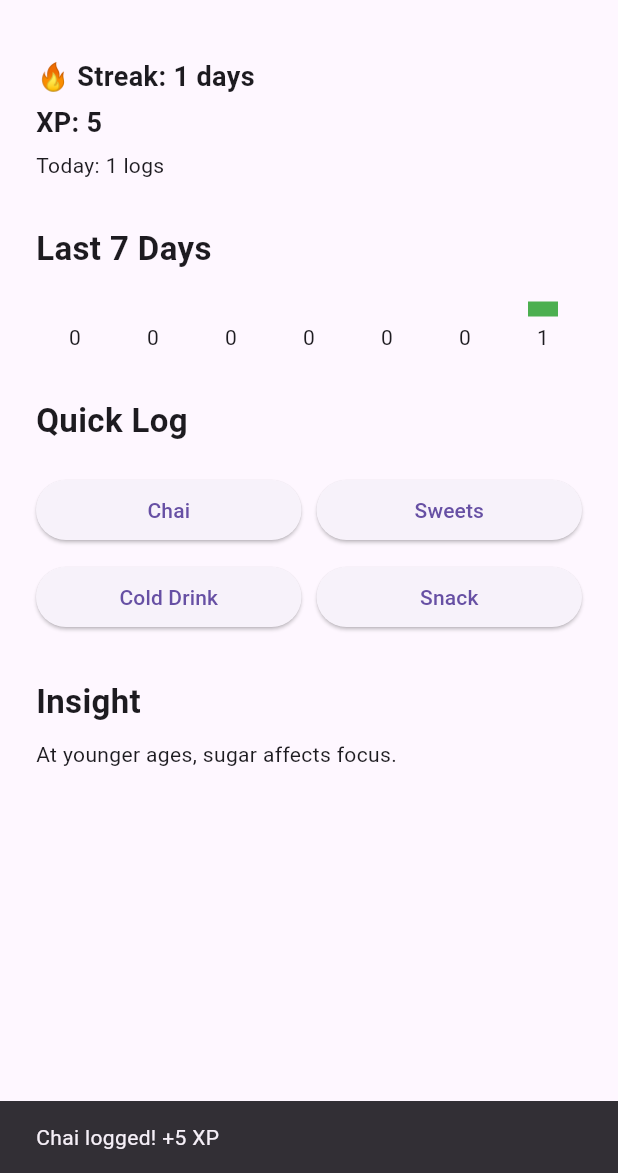
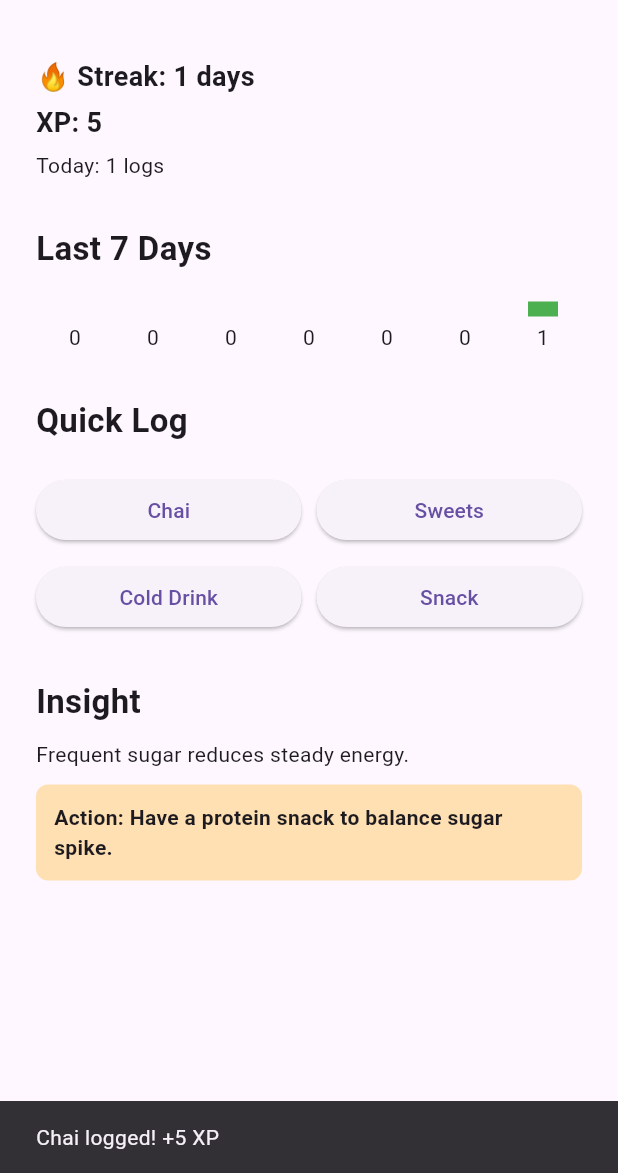
Before and after one commit to vinayak297/SpikeLess, a Flutter app: the DashboardScreen screen opened directly with empty values, after a tap on "Chai", on a phone screen of 412 x 824 dp, the part 63-1236 px from its top. Run offline on Flutter 3.47's test engine with Material 3 defaults, Android fonts, the phone set to English and light mode, and no system bars; our stand-ins replace shared_preferences; accounts and stored records are empty.

Commit message:
Added corrective action engine with variable rewards and weekly analytics

```diff
--- a/lib/main.dart
+++ b/lib/main.dart
@@ -42,8 +42,8 @@ class _AgeScreenState extends State<AgeScreen> {
             const Text("Step 1 of 4"),
             const SizedBox(height: 20),
             const Text("Select your age",
-                style:
-                    TextStyle(fontSize: 26, fontWeight: FontWeight.bold)),
+                style: TextStyle(
+                    fontSize: 26, fontWeight: FontWeight.bold)),
             const SizedBox(height: 40),
             Text(age.toInt().toString(),
                 style: const TextStyle(fontSize: 40)),
@@ -61,7 +61,7 @@ class _AgeScreenState extends State<AgeScreen> {
                 Navigator.push(
                   context,
                   MaterialPageRoute(
-                      builder: (context) =>
+                      builder: (_) =>
                           HeightScreen(age: age.toInt())),
                 );
               },
@@ -100,8 +100,8 @@ class _HeightScreenState extends State<HeightScreen> {
             const Text("Step 2 of 4"),
             const SizedBox(height: 20),
             const Text("Select your height (cm)",
-                style:
-                    TextStyle(fontSize: 26, fontWeight: FontWeight.bold)),
+                style: TextStyle(
+                    fontSize: 26, fontWeight: FontWeight.bold)),
             const SizedBox(height: 40),
             Text(height.toInt().toString(),
                 style: const TextStyle(fontSize: 40)),
@@ -119,7 +119,7 @@ class _HeightScreenState extends State<HeightScreen> {
                 Navigator.push(
                   context,
                   MaterialPageRoute(
-                      builder: (context) => WeightScreen(
+                      builder: (_) => WeightScreen(
                             age: widget.age,
                             height: height.toInt(),
                           )),
@@ -163,8 +163,8 @@ class _WeightScreenState extends State<WeightScreen> {
             const Text("Step 3 of 4"),
             const SizedBox(height: 20),
             const Text("Select your weight (kg)",
-                style:
-                    TextStyle(fontSize: 26, fontWeight: FontWeight.bold)),
+                style: TextStyle(
+                    fontSize: 26, fontWeight: FontWeight.bold)),
             const SizedBox(height: 40),
             Text(weight.toInt().toString(),
                 style: const TextStyle(fontSize: 40)),
@@ -180,88 +180,18 @@ class _WeightScreenState extends State<WeightScreen> {
             ElevatedButton(
               onPressed: () {
                 double bmi =
-                    weight / ((widget.height / 100) * (widget.height / 100));
+                    weight / ((widget.height / 100) *
+                        (widget.height / 100));
 
-                Navigator.push(
+                Navigator.pushReplacement(
                   context,
                   MaterialPageRoute(
-                      builder: (context) => GenderScreen(
+                      builder: (_) => DashboardScreen(
                             age: widget.age,
                             height: widget.height,
                             weight: weight.toInt(),
                             bmi: bmi,
-                          )),
-                );
-              },
-              child: const Text("Continue"),
-            )
-          ],
-        ),
-      ),
-    );
-  }
-}
-
-////////////////////////////////////////////////////////////
-/// GENDER SCREEN
-////////////////////////////////////////////////////////////
-
-class GenderScreen extends StatefulWidget {
-  final int age;
-  final int height;
-  final int weight;
-  final double bmi;
-
-  const GenderScreen(
-      {super.key,
-      required this.age,
-      required this.height,
-      required this.weight,
-      required this.bmi});
-
-  @override
-  State<GenderScreen> createState() => _GenderScreenState();
-}
-
-class _GenderScreenState extends State<GenderScreen> {
-  String gender = "Male";
-
-  @override
-  Widget build(BuildContext context) {
-    return Scaffold(
-      body: Padding(
-        padding: const EdgeInsets.all(24),
-        child: Column(
-          children: [
-            const SizedBox(height: 80),
-            const Text("Step 4 of 4"),
-            const SizedBox(height: 20),
-            const Text("Select your gender",
-                style:
-                    TextStyle(fontSize: 26, fontWeight: FontWeight.bold)),
-            const SizedBox(height: 40),
-            DropdownButton<String>(
-              value: gender,
-              items: const [
-                DropdownMenuItem(value: "Male", child: Text("Male")),
-                DropdownMenuItem(value: "Female", child: Text("Female")),
-              ],
-              onChanged: (value) {
-                setState(() => gender = value!);
-              },
-            ),
-            const Spacer(),
-            ElevatedButton(
-              onPressed: () {
-                Navigator.pushReplacement(
-                  context,
-                  MaterialPageRoute(
-                      builder: (context) => DashboardScreen(
-                            age: widget.age,
-                            height: widget.height,
-                            weight: widget.weight,
-                            bmi: widget.bmi,
-                            gender: gender,
+                            gender: "Male",
                           )),
                 );
               },
@@ -273,10 +203,6 @@ class _GenderScreenState extends State<GenderScreen> {
     );
   }
 }
-
-////////////////////////////////////////////////////////////
-/// DASHBOARD SCREEN
-////////////////////////////////////////////////////////////
 
 ////////////////////////////////////////////////////////////
 /// DASHBOARD SCREEN
@@ -304,72 +230,34 @@ class DashboardScreen extends StatefulWidget {
 
 class _DashboardScreenState extends State<DashboardScreen> {
   int xp = 0;
-  int streak = 0;
+  int streak = 1;
   int todaySugarCount = 0;
   List<int> weeklyCounts = List.filled(7, 0);
 
   String insightMessage =
       "Log your first sugar intake today 🌿";
+  String correctiveAction = "";
 
   @override
   void initState() {
     super.initState();
-    checkStreak();
     loadTodayCount();
     loadWeeklyData();
   }
 
-  Future<void> checkStreak() async {
-    final prefs = await SharedPreferences.getInstance();
-
-    String today =
-        DateTime.now().toIso8601String().split("T").first;
-
-    String? savedDate =
-        prefs.getString("last_login_date");
-    int savedStreak =
-        prefs.getInt("streak") ?? 0;
-
-    if (savedDate == null) {
-      streak = 1;
-    } else {
-      DateTime lastDate =
-          DateTime.parse(savedDate);
-      DateTime currentDate =
-          DateTime.parse(today);
-
-      int difference =
-          currentDate.difference(lastDate).inDays;
-
-      if (difference == 1) {
-        streak = savedStreak + 1;
-      } else if (difference == 0) {
-        streak = savedStreak;
-      } else {
-        streak = 1;
-      }
-    }
-
-    await prefs.setString("last_login_date", today);
-    await prefs.setInt("streak", streak);
-
-    setState(() {});
-  }
-
   Future<void> loadTodayCount() async {
     final prefs = await SharedPreferences.getInstance();
-
     String today =
         DateTime.now().toIso8601String().split("T").first;
 
     List<String> logs =
         prefs.getStringList("sugar_logs") ?? [];
 
-    int countToday =
-        logs.where((date) => date == today).length;
+    int count =
+        logs.where((d) => d == today).length;
 
     setState(() {
-      todaySugarCount = countToday;
+      todaySugarCount = count;
     });
   }
 
@@ -407,26 +295,42 @@ class _DashboardScreenState extends State<DashboardScreen> {
     logs.add(today);
     await prefs.setStringList("sugar_logs", logs);
 
-    xp += 5;
+    List<int> rewards = [3, 5, 7, 10];
+    rewards.shuffle();
+    int randomReward = rewards.first;
 
-    await loadTodayCount();
-    await loadWeeklyData();
+    String action;
+
+    if (widget.bmi > 25 && todaySugarCount >= 2) {
+      action = "Take a 10-minute brisk walk now.";
+    } else if (todaySugarCount >= 3) {
+      action = "Drink 2 glasses of water immediately.";
+    } else {
+      action =
+          "Have a protein snack to balance sugar spike.";
+    }
 
     setState(() {
+      xp += randomReward;
+      correctiveAction = action;
+
       if (widget.bmi > 25) {
         insightMessage =
-            "On higher BMI days, sugar spikes may last longer.";
-      } else if (widget.age < 18) {
-        insightMessage =
-            "At younger ages, sugar affects focus.";
+            "Higher BMI may prolong glucose spikes.";
       } else {
         insightMessage =
             "Frequent sugar reduces steady energy.";
       }
     });
 
+    await loadTodayCount();
+    await loadWeeklyData();
+
     ScaffoldMessenger.of(context).showSnackBar(
-      SnackBar(content: Text("$item logged! +5 XP")),
+      SnackBar(
+        content:
+            Text("$item logged! +$randomReward XP"),
+      ),
     );
   }
 
@@ -525,6 +429,22 @@ class _DashboardScreenState extends State<DashboardScreen> {
                       fontWeight: FontWeight.bold)),
               const SizedBox(height: 10),
               Text(insightMessage),
+
+              const SizedBox(height: 10),
+              if (correctiveAction.isNotEmpty)
+                Container(
+                  padding: const EdgeInsets.all(12),
+                  decoration: BoxDecoration(
+                    color: Colors.orange.shade100,
+                    borderRadius:
+                        BorderRadius.circular(8),
+                  ),
+                  child: Text(
+                    "Action: $correctiveAction",
+                    style: const TextStyle(
+                        fontWeight: FontWeight.bold),
+                  ),
+                ),
             ],
           ),
         ),
```
